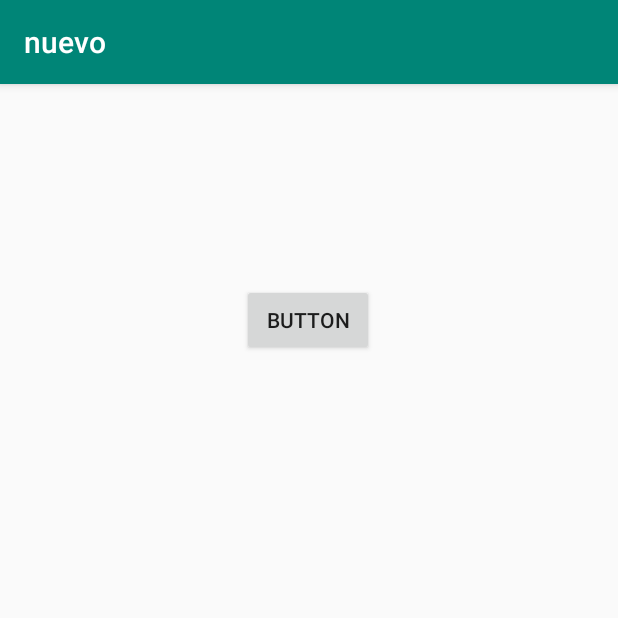
After one commit to erodriguezf/nuevo, an Android app: the fragment otra1 shown on its own in the app's theme, on a phone screen of 412 x 824 dp, the top half of it. The commit adds this screen. Run offline under Robolectric (Android 15) with nearby library versions, the phone set to English and light mode, and no system bars.

Commit message:
2 fragmentos

```diff
--- a/app/build.gradle
+++ b/app/build.gradle
@@ -25,10 +25,11 @@ android {
 
 dependencies {
     implementation fileTree(dir: 'libs', include: ['*.jar'])
-    implementation"org.jetbrains.kotlin:kotlin-stdlib-jdk7:$kotlin_version"
+    implementation "org.jetbrains.kotlin:kotlin-stdlib-jdk7:$kotlin_version"
     implementation 'androidx.appcompat:appcompat:1.0.2'
     implementation 'androidx.core:core-ktx:1.0.2'
     implementation 'androidx.constraintlayout:constraintlayout:1.1.3'
+    implementation 'androidx.legacy:legacy-support-v4:1.0.0'
     testImplementation 'junit:junit:4.12'
     androidTestImplementation 'androidx.test.ext:junit:1.1.0'
     androidTestImplementation 'androidx.test.espresso:espresso-core:3.1.1'
--- /dev/null
+++ b/app/src/main/java/com/example/nuevo/otra1.kt
@@ -0,0 +1,24 @@
+package com.example.nuevo
+
+
+import android.os.Bundle
+import androidx.fragment.app.Fragment
+import android.view.LayoutInflater
+import android.view.View
+import android.view.ViewGroup
+
+/**
+ * A simple [Fragment] subclass.
+ */
+class otra1 : Fragment() {
+
+    override fun onCreateView(
+        inflater: LayoutInflater, container: ViewGroup?,
+        savedInstanceState: Bundle?
+    ): View? {
+        // Inflate the layout for this fragment
+        return inflater.inflate(R.layout.fragment_otra1, container, false)
+    }
+
+
+}
--- /dev/null
+++ b/app/src/main/res/layout/fragment_otra1.xml
@@ -0,0 +1,25 @@
+<?xml version="1.0" encoding="utf-8"?>
+<FrameLayout xmlns:android="http://schemas.android.com/apk/res/android"
+    xmlns:app="http://schemas.android.com/apk/res-auto"
+    xmlns:tools="http://schemas.android.com/tools"
+    android:layout_width="match_parent"
+    android:layout_height="match_parent"
+    tools:context=".otra1">
+
+    <androidx.constraintlayout.widget.ConstraintLayout
+        android:layout_width="match_parent"
+        android:layout_height="match_parent">
+
+        <Button
+            android:id="@+id/button8"
+            android:layout_width="wrap_content"
+            android:layout_height="wrap_content"
+            android:text="Button"
+            app:layout_constraintBottom_toBottomOf="parent"
+            app:layout_constraintEnd_toEndOf="parent"
+            app:layout_constraintHorizontal_bias="0.498"
+            app:layout_constraintStart_toStartOf="parent"
+            app:layout_constraintTop_toTopOf="parent"
+            app:layout_constraintVertical_bias="0.185" />
+    </androidx.constraintlayout.widget.ConstraintLayout>
+</FrameLayout>
--- a/app/src/main/res/values/strings.xml
+++ b/app/src/main/res/values/strings.xml
@@ -1,3 +1,6 @@
 <resources>
     <string name="app_name">nuevo</string>
+
+    <!-- TODO: Remove or change this placeholder text -->
+    <string name="hello_blank_fragment">Hello blank fragment</string>
 </resources>
```
Also changed, not shown: app/src/main/java/com/example/nuevo/otra2.kt (added, +24 -0 lines), app/src/main/res/layout/fragment_otra2.xml (added, +14 -0 lines).
